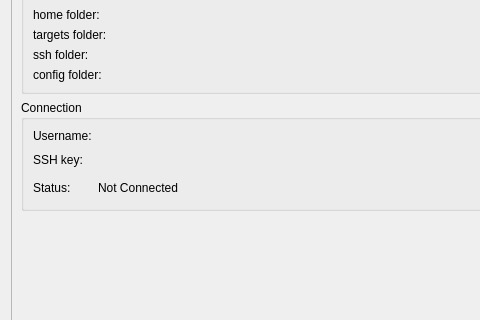
This is src/plugins/mer/mersdkdetailswidget.ui in sailfishos/sailfish-qtcreator as Qt 5 draws it before an edit; both pictures show x 0 to 480 and y 183 to 503 of the 1000 by 631 pixel window. The edited form follows.
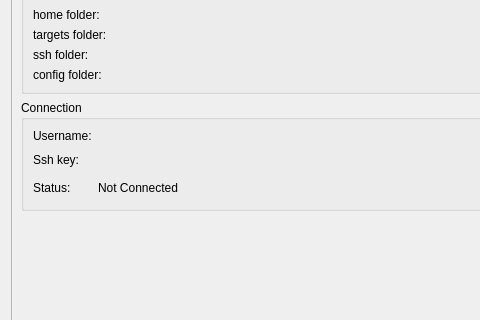
This is the edited form. Custom widgets are drawn as their Qt base class.

What changed in the file:
```diff
--- a/src/plugins/mer/mersdkdetailswidget.ui
+++ b/src/plugins/mer/mersdkdetailswidget.ui
@@ -205,7 +205,7 @@
           <item row="1" column="0">
            <widget class="QLabel" name="sshKeyLabel">
             <property name="text">
-             <string>SSH key: </string>
+             <string>Ssh key: </string>
             </property>
            </widget>
           </item>
```
Left out of the diff: 1 changed line with no effect on the pictures.
